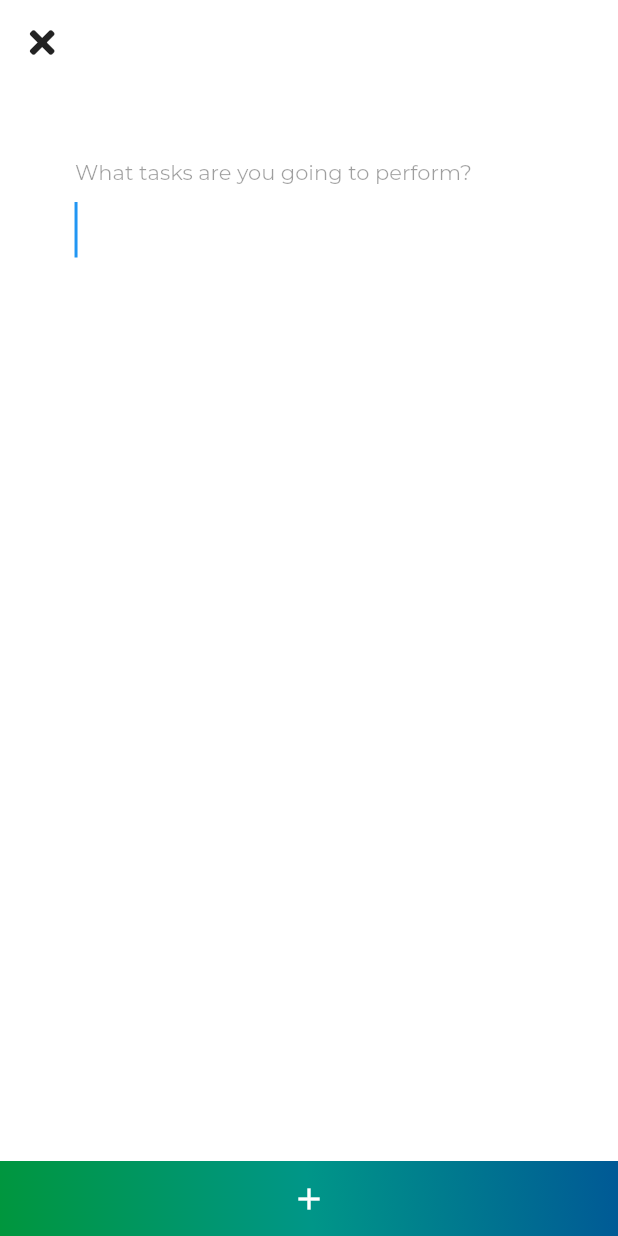
After one commit to bnctth/ToBeOrganised, a Flutter app: the AddScreen screen opened by its route, on a phone screen of 412 x 824 dp. The commit adds this screen. Run offline on Flutter 3.47's test engine with Material 2 defaults, Android fonts, the phone set to English and light mode, and no system bars; our stand-ins replace font_awesome_flutter; missing offline and left inert: swipedetector.

Commit message:
add, check, delete tasks

```diff
--- a/lib/components/category_list.dart
+++ b/lib/components/category_list.dart
@@ -2,8 +2,10 @@ import 'package:flutter/material.dart';
 import 'package:provider/provider.dart';
 import 'package:swipedetector/swipedetector.dart';
 
+import '../models/category.dart';
 import '../models/double_storage.dart';
 import '../models/tasks.dart';
+import '../screens/tasks_screen.dart';
 import 'category_card.dart';
 
 class CategoryList extends StatelessWidget {
@@ -43,6 +45,9 @@ class CategoryList extends StatelessWidget {
         _controller.animateTo(storage.a,
             duration: Duration(milliseconds: 500), curve: Curves.easeInOutExpo);
       },
+      onSwipeUp: () {
+        Navigator.pushNamed(context, '/tasks');
+      },
       child: ListView(
         physics: NeverScrollableScrollPhysics(),
         scrollDirection: Axis.horizontal,
--- a/lib/main.dart
+++ b/lib/main.dart
@@ -2,6 +2,8 @@ import 'package:flutter/material.dart';
 import 'package:provider/provider.dart';
 
 import 'models/tasks.dart';
+import 'screens/add_screen.dart';
+import 'screens/tasks_screen.dart';
 import 'screens/main_screen.dart';
 
 void main() => runApp(MyApp());
@@ -14,6 +16,8 @@ class MyApp extends StatelessWidget {
       child: MaterialApp(
         routes: {
           '/': (context) => MainScreen(),
+          '/tasks':(context)=>TasksScreen(),
+          '/add':(context)=>AddScreen()
         },
         initialRoute: '/',
       ),
--- a/lib/models/category.dart
+++ b/lib/models/category.dart
@@ -1,14 +1,18 @@
+import 'dart:collection';
+
 import 'package:flutter/material.dart';
 
 import 'task.dart';
+import 'tasks.dart';
 
 class Category {
   String name;
-  List<Task> tasks = [];
+  List<Task> _tasks = [];
   IconData icon;
   List<Color> colors = [];
+  Tasks sp;
 
-  Category({String name, IconData icon, Color color}) {
+  Category({String name, IconData icon, Color color, Tasks sp}) {
     this.name = name;
     this.icon = icon;
     final _hslcolor = HSLColor.fromColor(color);
@@ -17,5 +21,20 @@ class Category {
       color,
       HSLColor.fromColor(color).withHue((_hslcolor.hue - 30) % 360).toColor()
     ];
+    this.sp = sp;
+  }
+
+  int get taskCount => _tasks.length;
+
+  UnmodifiableListView<Task> get tasks => UnmodifiableListView(_tasks);
+
+  void createTask(String name) {
+    _tasks.add(Task(name, sp));
+    sp.notifyListeners();
+  }
+
+  void deleteTask(Task task){
+    _tasks.remove(task);
+    sp.notifyListeners();
   }
 }
--- a/lib/models/tasks.dart
+++ b/lib/models/tasks.dart
@@ -5,32 +5,37 @@ import 'category.dart';
 import 'package:font_awesome_flutter/font_awesome_flutter.dart';
 
 class Tasks extends ChangeNotifier {
-  List<Category> _categories = [
+  List<Category> _categories = [];
+  int _currentCategory = 0;
+  int _oldCategory = 0;
+
+  Tasks() {
+    _categories = [
       Category(
           name: 'Home',
           color: Colors.teal,
           icon: FontAwesomeIcons.home,
-    ),
+          sp: this),
       Category(
         name: 'Home',
         color: Colors.red,
         icon: FontAwesomeIcons.home,
+        sp: this,
       ),
       Category(
         name: 'Home',
         color: Colors.cyan,
+        sp: this,
         icon: FontAwesomeIcons.home,
       ),
     ];
-  int _currentCategory = 0;
-  int _oldCategory=0;
-
-  Tasks();
+  }
 
   UnmodifiableListView get categories => UnmodifiableListView(_categories);
 
   void createCategory(String name, Color color, IconData icon) {
-    _categories.add(Category(name: name, color: color, icon: icon));
+    _categories
+        .add(Category(name: name, color: color, icon: icon, sp: this));
     notifyListeners();
   }
 
@@ -38,9 +43,10 @@ class Tasks extends ChangeNotifier {
 
   List<Color> get oldColors => _categories[_oldCategory].colors;
 
+  Category get currentCategory => _categories[_currentCategory];
 
   void setCurrentCategory(bool isBigger) {
-   _oldCategory=_currentCategory;
+    _oldCategory = _currentCategory;
     isBigger ? _currentCategory++ : _currentCategory--;
     notifyListeners();
   }
--- /dev/null
+++ b/lib/screens/add_screen.dart
@@ -0,0 +1,84 @@
+import 'package:flutter/material.dart';
+import 'package:font_awesome_flutter/font_awesome_flutter.dart';
+import 'package:provider/provider.dart';
+
+import '../models/task.dart';
+import '../models/tasks.dart';
+
+class AddScreen extends StatelessWidget {
+  String name;
+  @override
+  Widget build(BuildContext context) {
+    return Scaffold(
+      appBar: AppBar(
+        backgroundColor: Colors.white,
+        elevation: 0,
+        leading: GestureDetector(
+            onTap: () {
+              Navigator.pop(context);
+            },
+            child: Icon(FontAwesomeIcons.times)),
+        iconTheme: IconThemeData(),
+      ),
+      backgroundColor: Colors.white,
+      body: Column(
+        crossAxisAlignment: CrossAxisAlignment.start,
+        mainAxisAlignment: MainAxisAlignment.spaceBetween,
+        children: <Widget>[
+          Padding(
+            padding: const EdgeInsets.all(50),
+            child: Column(
+              crossAxisAlignment: CrossAxisAlignment.start,
+              children: <Widget>[
+                Text(
+                  'What tasks are you going to perform?',
+                  style: TextStyle(
+                    color: Colors.black38,
+                    fontFamily: 'Montserrat',
+                  ),
+                ),
+                TextField(
+                  autofocus: true,
+                  decoration: InputDecoration(
+                    border: InputBorder.none
+                  ),
+                  style: TextStyle(
+                    fontFamily: 'Montserrat',
+                    fontSize: 30
+                  ),
+                  onChanged: (s){
+                    name=s;
+                  },
+                ),
+              ],
+            ),
+          ),
+          Hero(
+            tag: 'add',
+            child: GestureDetector(
+              onTap: (){
+                Provider.of<Tasks>(context,listen:false).currentCategory.createTask(name);
+                Navigator.pop(context);
+              },
+              child: Container(
+                height: 50,
+                width: double.infinity,
+                decoration: BoxDecoration(
+                  gradient: LinearGradient(
+                      colors: Provider.of<Tasks>(context).currentColors,
+                      begin: Alignment.topRight,
+                      end: Alignment.bottomLeft),
+                ),
+                child: Center(
+                    child: Icon(
+                  Icons.add,
+                  color: Colors.white,
+                )),
+              ),
+            ),
+          )
+        ],
+      ),
+    );
+  }
+}
```
Also changed, not shown: lib/components/background.dart (+92 -73 lines), lib/components/category_card.dart (+7 -59 lines), lib/components/category_icon.dart (added, +28 -0 lines), lib/components/category_infos.dart (added, +64 -0 lines), lib/components/gradient_fab.dart (added, +34 -0 lines), lib/models/task.dart (+9 -1 lines), lib/screens/tasks_screen.dart (added, +81 -0 lines). Lines whose indentation alone changed are shown as unchanged.
